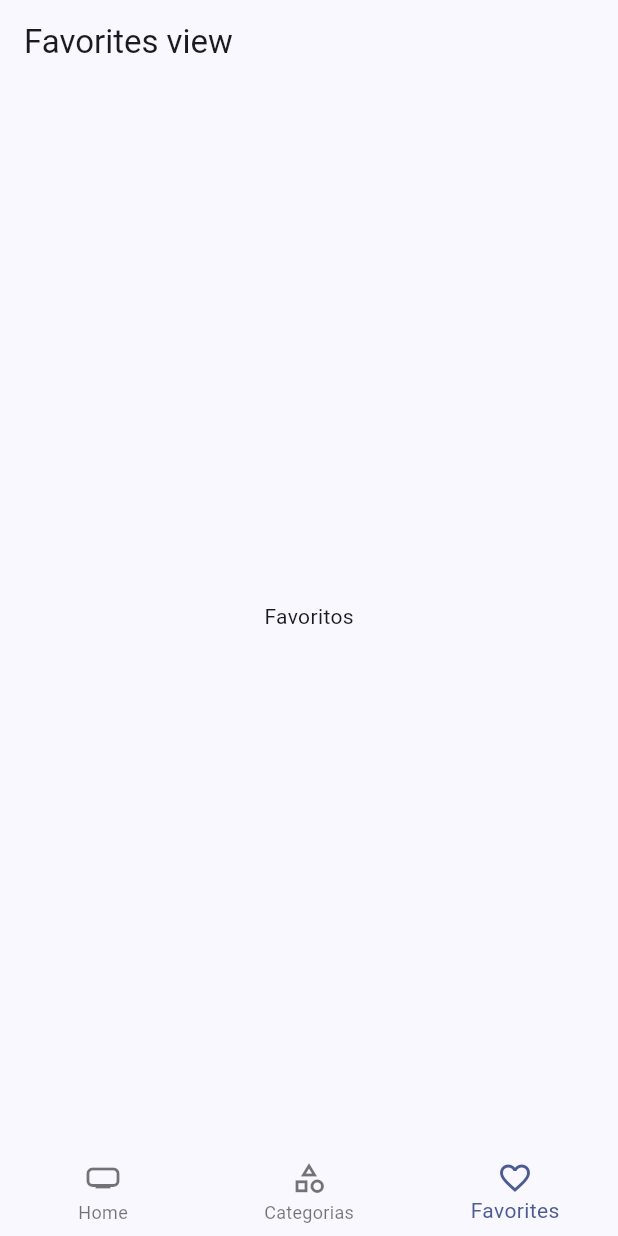
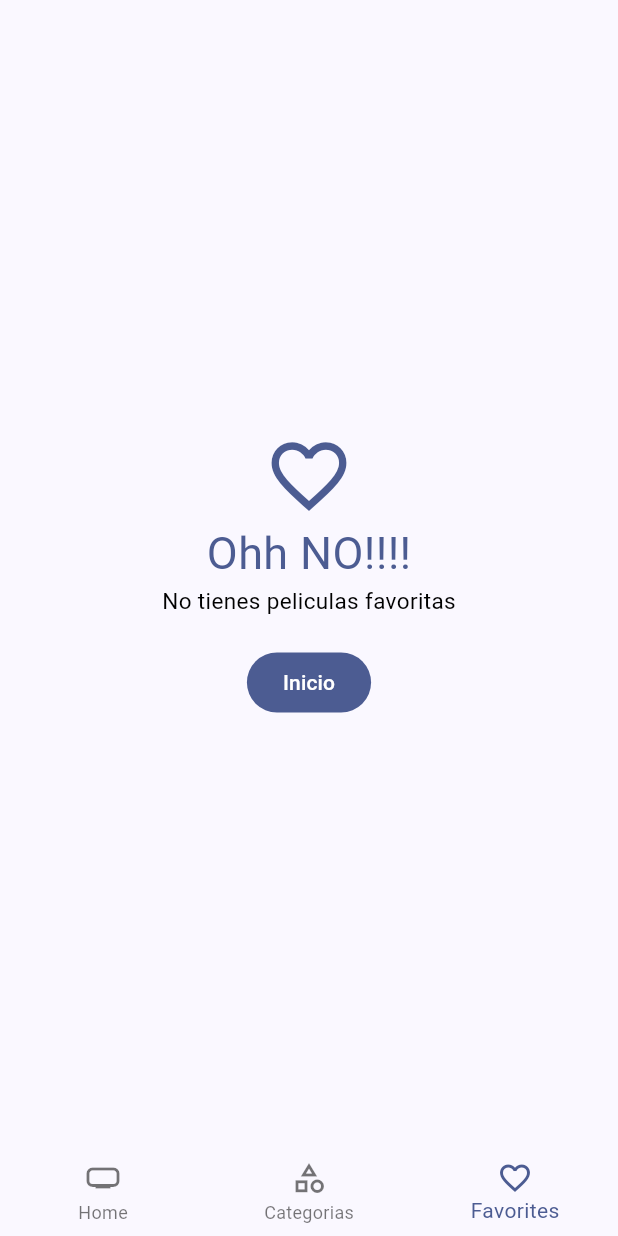
Before and after one commit to OscarAVJ/cinemapedia, a Flutter app: the screen it shows after launch, item 3 of the bottom bar chosen, on a phone screen of 412 x 824 dp. Run offline on Flutter 3.47's test engine with Material 3 defaults, Android fonts, the phone set to English and light mode, and no system bars; our stand-ins replace animate_do, card_swiper, dio, flutter_dotenv, flutter_riverpod, go_router and 1 more; accounts and stored records are empty; generated files the repository leaves out were written again; network calls fail.

```diff
--- /dev/null
+++ b/devtools_options.yaml
@@ -0,0 +1,3 @@
+description: This file stores settings for Dart & Flutter DevTools.
+documentation: https://docs.flutter.dev/tools/devtools/extensions#configure-extension-enablement-states
+extensions:
--- a/lib/presentation/providers/movies/movies_slideshow_provider.dart
+++ b/lib/presentation/providers/movies/movies_slideshow_provider.dart
@@ -10,5 +10,5 @@ final moviesSlideshowProvider = Provider<List<Movie>>((ref) {
   if (nowPlayingMovies.isEmpty) return [];
 
   ///Y como nowPlayingMovies de por si ya esta retornando una lista, lo que hacemos es crear una sublista desde el elemento 12 hasta el siguiente
-  return nowPlayingMovies.sublist(12, 17);
+  return nowPlayingMovies.sublist(10, 17);
 });
--- a/lib/presentation/providers/providers.dart
+++ b/lib/presentation/providers/providers.dart
@@ -7,3 +7,5 @@ export 'movies/movie_into_provider.dart';
 export 'cast/cast_repository_provider.dart';
 export 'theme/theme_provider.dart';
 export 'searchDelegate/search_provider.dart';
+export 'storage/favorite_movies_provider.dart';
+export 'storage/local_storage_provider.dart';
--- a/lib/presentation/views/home/favorites_view.dart
+++ b/lib/presentation/views/home/favorites_view.dart
@@ -1,18 +1,86 @@
+import 'package:cinemapedia/presentation/providers/storage/favorite_movies_provider.dart';
+import 'package:cinemapedia/presentation/screens/widgets/movies/movie_masonry.dart';
 import 'package:flutter/material.dart';
+import 'package:flutter_riverpod/flutter_riverpod.dart';
+import 'package:go_router/go_router.dart';
 
-class FavoritesView extends StatelessWidget {
+class FavoritesView extends ConsumerStatefulWidget {
   static const name = 'favorites_view';
 
   const FavoritesView({super.key});
 
   @override
+  FavoritesViewState createState() => FavoritesViewState();
+}
+
+class FavoritesViewState extends ConsumerState<FavoritesView> {
+  bool isLoading = false;
+  bool isLastPage = false;
+  @override
+  void initState() {
+    super.initState();
+    Future.microtask(() {
+      ///Inicializamos el favoriteMoviesProvider para que nos traiga datos de base
+      loadNextPage();
+    });
+  }
+
+  void loadNextPage() async {
+    if (isLoading || isLastPage) return;
+    isLoading = true;
+    final movies =
+        await ref.read(favoriteMoviesProvider.notifier).loadNextPage();
+    isLoading = false;
+    if (movies.isEmpty) {
+      isLastPage = true;
+    }
+  }
+
+  @override
   Widget build(BuildContext context) {
+    /// Convertimos el Map<int, Movie> a List<Movie> para usarlo con ListView.builder
+    final movies = ref.watch(favoriteMoviesProvider).values.toList();
+
+    if (movies.isEmpty) {
+      final colors = Theme.of(context).colorScheme;
+      return Center(
+        child: Column(
+          crossAxisAlignment: CrossAxisAlignment.center,
+          mainAxisAlignment: MainAxisAlignment.center,
+          children: [
+            Icon(
+              Icons.favorite_outline_sharp,
+              size: 60,
+              color: colors.primary,
+            ),
+            Text(
+              'Ohh NO!!!!',
+              style: TextStyle(fontSize: 30, color: colors.primary),
+            ),
+            Text(
+              'No tienes peliculas favoritas',
+              style: TextStyle(fontSize: 15, color: Colors.black),
+            ),
+            SizedBox(
+              height: 20,
+            ),
+            FilledButton(
+              onPressed: () {
+                context.go('/');
+              },
+              child: Text('Inicio'),
+            ),
+          ],
+        ),
+      );
+    }
     return Scaffold(
-      appBar: AppBar(
-        title: Text('Favorites view'),
-      ),
-      body: Center(
-        child: Text('Favoritos'),
+      body: Padding(
+        padding: const EdgeInsets.symmetric(vertical: 20),
+        child: MovieMasonry(
+          movies: movies,
+          loadNextPage: loadNextPage,
+        ),
       ),
     );
   }
--- a/lib/presentation/views/home/home_view.dart
+++ b/lib/presentation/views/home/home_view.dart
@@ -101,7 +101,8 @@ class HomeViewState extends ConsumerState<HomeView> {
                     ),
                   ],
                 );
-                //Definimos la canidad de veces que queremos que se repitan los widgets de nuestro return xxxs
+
+                ///Definimos la canidad de veces que queremos que se repitan los widgets de nuestro return xxxs
               },
               childCount: 1,
             ),
--- a/pubspec.yaml
+++ b/pubspec.yaml
@@ -36,11 +36,13 @@ dependencies:
     sdk: flutter
   flutter_dotenv: ^5.2.1
   flutter_riverpod: ^2.6.1
+  flutter_staggered_grid_view: ^0.7.0
   go_router: ^14.6.3
   intl: ^0.20.1
   isar: ^3.1.0+1
   isar_flutter_libs: ^3.1.0+1
   path_provider: ^2.1.5
+  shared_preferences: ^2.5.2
 
 dev_dependencies:
   build_runner: 2.4.13
```
Also changed, not shown: lib/domain/datasources/local_storage_datasource.dart (added, +10 -0 lines), lib/domain/repositories/local_storage_reporitory.dart (added, +10 -0 lines), lib/infraestructure/datasources/isar_datasource.dart (added, +64 -0 lines), lib/infraestructure/respositories/local_storage_reporitory_implementarion.dart (added, +23 -0 lines), lib/presentation/providers/storage/favorite_movies_provider.dart (added, +56 -0 lines), lib/presentation/providers/storage/local_storage_provider.dart (added, +21 -0 lines), lib/presentation/screens/config/config_screen.dart (+60 -8 lines), lib/presentation/screens/movies/movie_screen.dart (+29 -9 lines), lib/presentation/screens/widgets/movies/movie_horizontal_listview.dart (+1 -6 lines), lib/presentation/screens/widgets/movies/movie_masonry.dart (added, +76 -0 lines), lib/presentation/screens/widgets/movies/movie_poster_link.dart (added, +37 -0 lines), lib/domain/entities/movie.g.dart, pubspec.lock, 5 other files.
